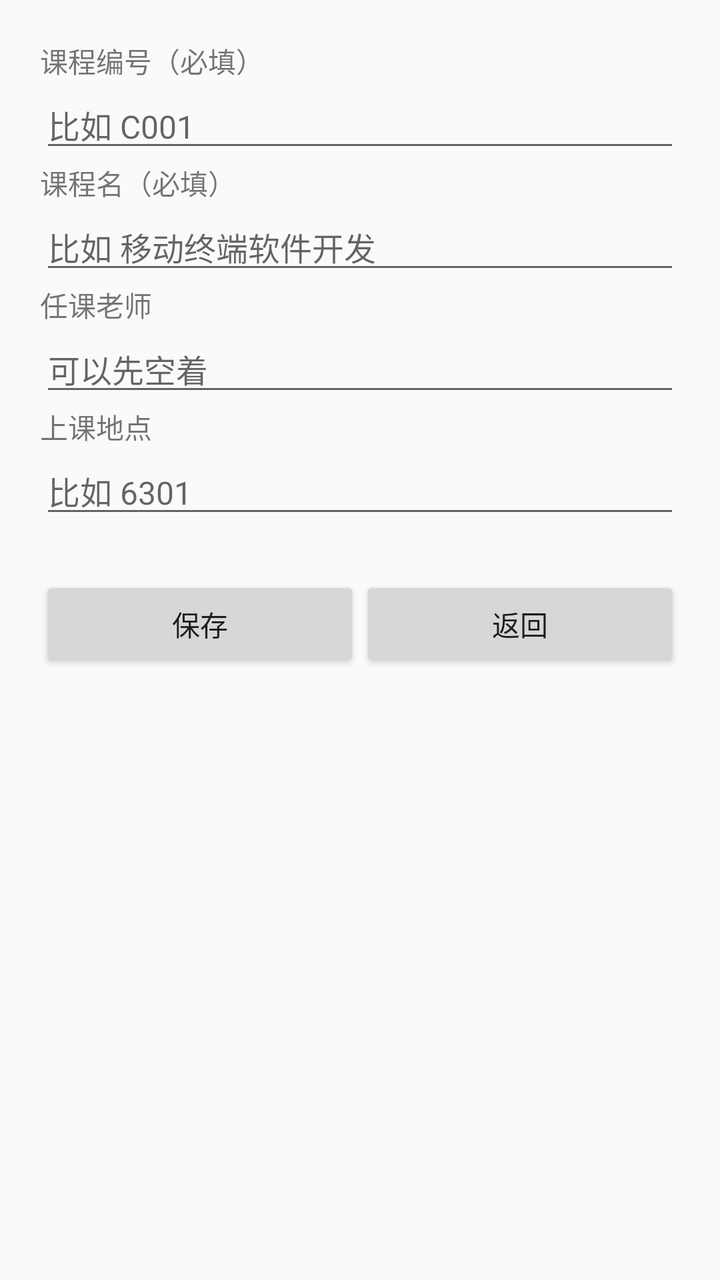
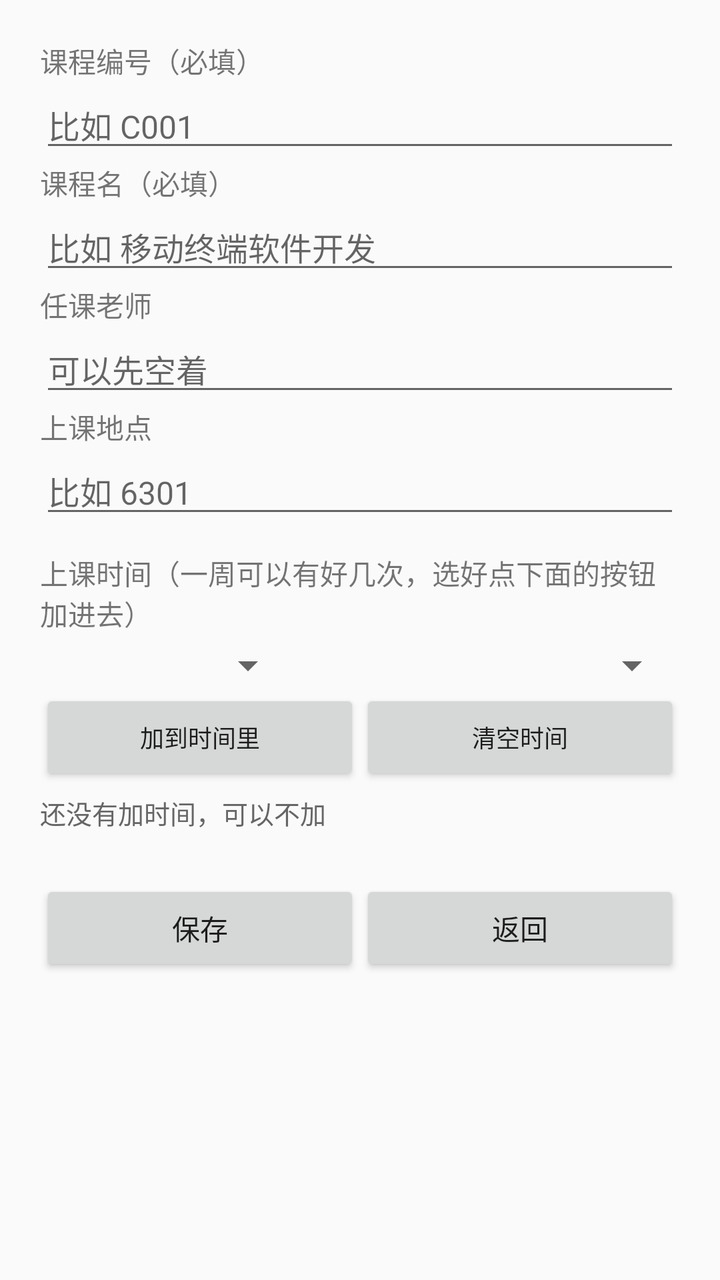

Compare the two renders of this Android layout. The source of the first and the diff that turns it into the second are given below.
<!-- AndroidManifest.xml: application theme android:Theme.Material.Light.NoActionBar -->
<!-- res/layout/activity_add.xml -->
<?xml version="1.0" encoding="utf-8"?>
<LinearLayout xmlns:android="http://schemas.android.com/apk/res/android"
    android:layout_width="match_parent"
    android:layout_height="match_parent"
    android:orientation="vertical"
    android:padding="20dp">

    <TextView
        android:layout_width="match_parent"
        android:layout_height="wrap_content"
        android:text="课程编号（必填）"
        android:textSize="14sp" />

    <EditText
        android:id="@+id/etNo"
        android:layout_width="match_parent"
        android:layout_height="wrap_content"
        android:hint="比如 C001"
        android:inputType="text"
        android:textSize="16sp" />

    <TextView
        android:layout_width="match_parent"
        android:layout_height="wrap_content"
        android:text="课程名（必填）"
        android:textSize="14sp" />

    <EditText
        android:id="@+id/etName"
        android:layout_width="match_parent"
        android:layout_height="wrap_content"
        android:hint="比如 移动终端软件开发"
        android:inputType="text"
        android:textSize="16sp" />

    <TextView
        android:layout_width="match_parent"
        android:layout_height="wrap_content"
        android:text="任课老师"
        android:textSize="14sp" />

    <EditText
        android:id="@+id/etTeacher"
        android:layout_width="match_parent"
        android:layout_height="wrap_content"
        android:hint="可以先空着"
        android:inputType="text"
        android:textSize="16sp" />

    <TextView
        android:layout_width="match_parent"
        android:layout_height="wrap_content"
        android:text="上课地点"
        android:textSize="14sp" />

    <EditText
        android:id="@+id/etPlace"
        android:layout_width="match_parent"
        android:layout_height="wrap_content"
        android:hint="比如 6301"
        android:inputType="text"
        android:textSize="16sp" />

    <LinearLayout
        android:layout_width="match_parent"
        android:layout_height="wrap_content"
        android:orientation="horizontal"
        android:layout_marginTop="24dp">

        <Button
            android:id="@+id/btnSave"
            android:layout_width="0dp"
            android:layout_height="wrap_content"
            android:layout_weight="1"
            android:text="保存" />

        <Button
            android:id="@+id/btnBack"
            android:layout_width="0dp"
            android:layout_height="wrap_content"
            android:layout_weight="1"
            android:text="返回" />
    </LinearLayout>

</LinearLayout>
<!-- resources referenced by this layout -->
<resources>

</resources>

<!-- the commit's change to res/layout/activity_add.xml (unified diff, before → after) -->
@@ -61,6 +61,63 @@
         android:inputType="text"
         android:textSize="16sp" />
 
+    <TextView
+        android:layout_width="match_parent"
+        android:layout_height="wrap_content"
+        android:text="上课时间（一周可以有好几次，选好点下面的按钮加进去）"
+        android:textSize="14sp"
+        android:layout_marginTop="12dp" />
+
+    <LinearLayout
+        android:layout_width="match_parent"
+        android:layout_height="wrap_content"
+        android:orientation="horizontal"
+        android:layout_marginTop="4dp">
+
+        <Spinner
+            android:id="@+id/spWeek"
+            android:layout_width="0dp"
+            android:layout_height="wrap_content"
+            android:layout_weight="2" />
+
+        <Spinner
+            android:id="@+id/spJie"
+            android:layout_width="0dp"
+            android:layout_height="wrap_content"
+            android:layout_weight="3" />
+    </LinearLayout>
+
+    <LinearLayout
+        android:layout_width="match_parent"
+        android:layout_height="wrap_content"
+        android:orientation="horizontal">
+
+        <Button
+            android:id="@+id/btnAddTime"
+            android:layout_width="0dp"
+            android:layout_height="wrap_content"
+            android:layout_weight="1"
+            android:text="加到时间里"
+            android:textSize="12sp" />
+
+        <Button
+            android:id="@+id/btnClearTime"
+            android:layout_width="0dp"
+            android:layout_height="wrap_content"
+            android:layout_weight="1"
+            android:text="清空时间"
+            android:textSize="12sp" />
+    </LinearLayout>
+
+    <TextView
+        android:id="@+id/tvTimes"
+        android:layout_width="match_parent"
+        android:layout_height="wrap_content"
+        android:text="还没有加时间，可以不加"
+        android:textSize="13sp"
+        android:textColor="#666666"
+        android:layout_marginTop="4dp" />
+
     <LinearLayout
         android:layout_width="match_parent"
         android:layout_height="wrap_content"
